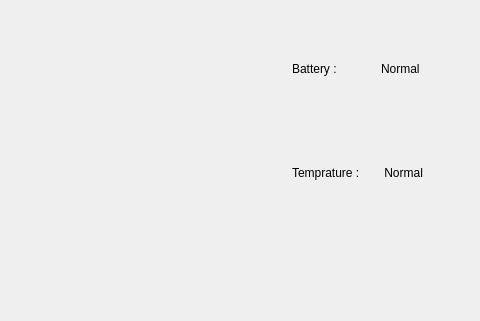
This is ui/mainwindow.ui in SoftDev-Candy/SecureOribitalUplinkLayer as Qt 5 draws it before an edit; both pictures show x 568 to 1048 and y 0 to 321 of the 1048 by 743 pixel window. The edited form follows.
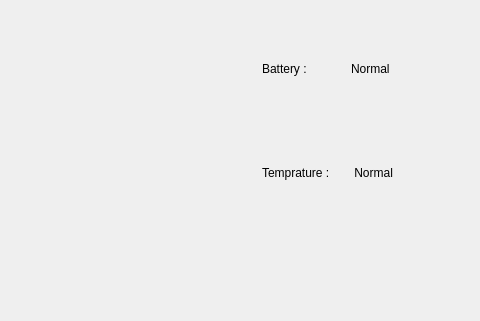
This is the edited form.

Commit message: Added a simple check for battery status

What changed in the file:
```diff
--- a/ui/mainwindow.ui
+++ b/ui/mainwindow.ui
@@ -281,7 +281,7 @@
   <widget class="QWidget" name="layoutWidget_2">
    <property name="geometry">
     <rect>
-     <x>860</x>
+     <x>830</x>
      <y>20</y>
      <width>171</width>
      <height>201</height>
```
Left out of the diff: 2 changed lines with no effect on the pictures. The commit also changes 2 other files.
